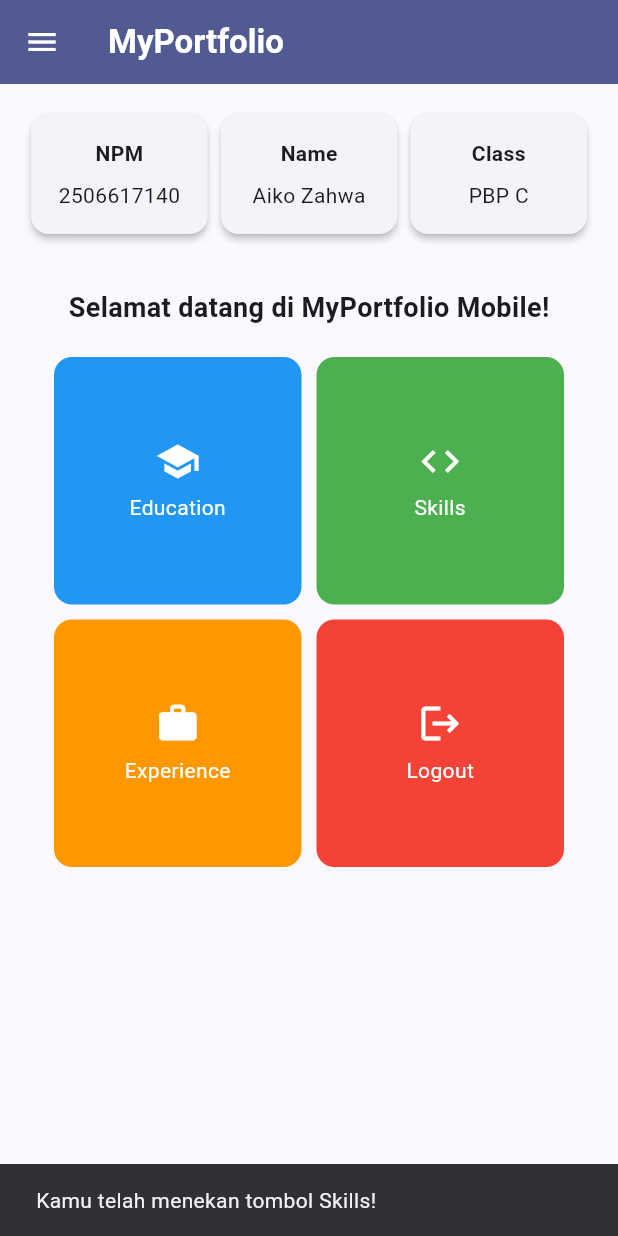
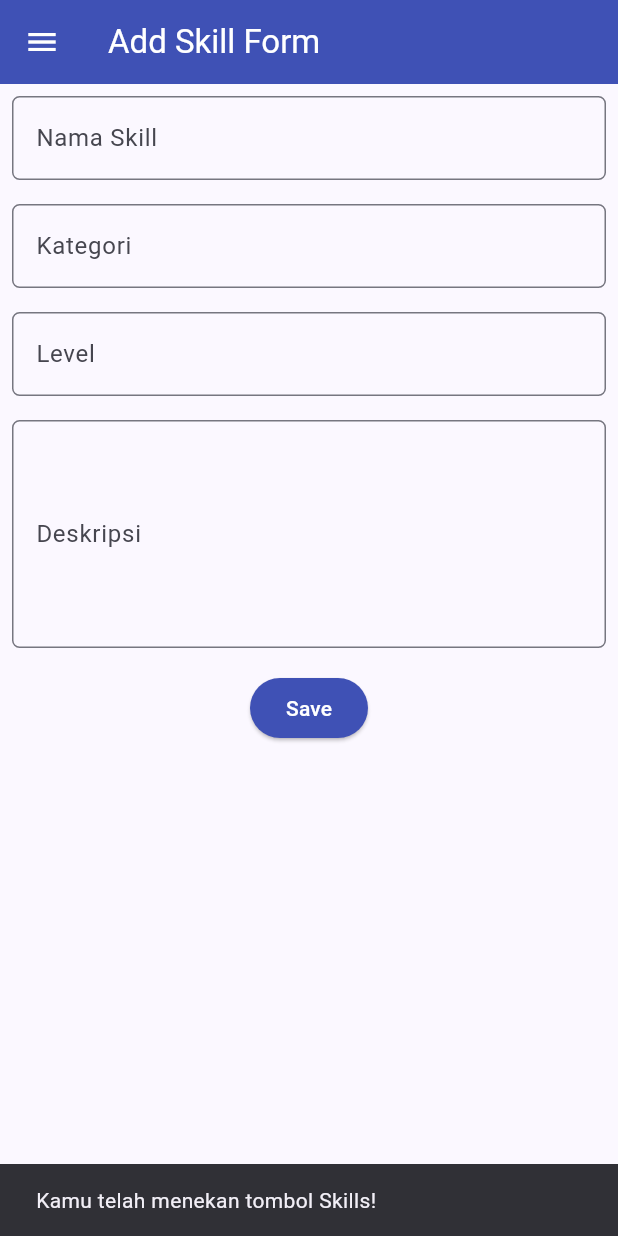
Before and after one commit to aik0o00/myportofolio_mobile, a Flutter app: the LeftDrawer widget shown alone on an empty page, opened directly, after a tap on "Home", after a tap on "Skills", on a phone screen of 412 x 824 dp. Run offline on Flutter 3.47's test engine with Material 3 defaults, Android fonts, the phone set to English and light mode, and no system bars.

Commit message:
feat: tugas 8 (+ skill form)

```diff
--- a/lib/screens/menu.dart
+++ b/lib/screens/menu.dart
@@ -1,3 +1,5 @@
+
+import 'package:myportofolio_mobile/screens/skill_form.dart';
 import 'package:myportofolio_mobile/screens/experience_form.dart';
 import 'package:myportofolio_mobile/widgets/left_drawer.dart';
 import 'package:flutter/material.dart';
@@ -54,7 +56,10 @@ class MyHomePage extends StatelessWidget {
                 padding: EdgeInsets.only(top: 16.0),
                 child: Text(
                   'Selamat datang di MyPortfolio Mobile!',
-                  style: TextStyle(fontWeight: FontWeight.bold, fontSize: 18.0),
+                  style: TextStyle(
+                    fontWeight: FontWeight.bold,
+                    fontSize: 18.0,
+                  ),
                 ),
               ),
 
@@ -136,8 +141,18 @@ class ItemCard extends StatelessWidget {
             ),
           );
 
+          // Navigasi ke halaman Skills
+          if (item.name == "Skills") {
+            Navigator.push(
+              context,
+              MaterialPageRoute(
+                builder: (context) => const SkillFormPage(),
+              ),
+            );
+          }
+
           // Navigasi ke halaman Experience
-        if (item.name == "Tambah Pengalaman") {
+          if (item.name == "Experience") {
             Navigator.push(
               context,
               MaterialPageRoute(
@@ -146,7 +161,6 @@ class ItemCard extends StatelessWidget {
             );
           }
         },
-
         child: Container(
           padding: const EdgeInsets.all(8),
           child: Center(
--- /dev/null
+++ b/lib/screens/skill_form.dart
@@ -0,0 +1,193 @@
+
+import 'package:flutter/material.dart';
+import '../widgets/left_drawer.dart';
+
+class SkillFormPage extends StatefulWidget {
+  const SkillFormPage({super.key});
+
+  @override
+  State<SkillFormPage> createState() => _SkillFormPageState();
+}
+
+class _SkillFormPageState extends State<SkillFormPage> {
+  final _formKey = GlobalKey<FormState>();
+
+  String _skillName = '';
+  String _category = '';
+  String _level = '';
+  String _description = '';
+
+  @override
+  Widget build(BuildContext context) {
+    return Scaffold(
+      appBar: AppBar(
+        title: const Text('Add Skill Form'),
+        backgroundColor: Colors.indigo,
+        foregroundColor: Colors.white,
+      ),
+      drawer: const LeftDrawer(),
+      body: Form(
+        key: _formKey,
+        child: SingleChildScrollView(
+          child: Column(
+            crossAxisAlignment: CrossAxisAlignment.start,
+            children: [
+              // === Nama Skill ===
+              Padding(
+                padding: const EdgeInsets.all(8.0),
+                child: TextFormField(
+                  decoration: InputDecoration(
+                    labelText: 'Nama Skill',
+                    hintText: 'Contoh: Problem Solving',
+                    border: OutlineInputBorder(
+                      borderRadius: BorderRadius.circular(5.0),
+                    ),
+                  ),
+                  onChanged: (value) {
+                    _skillName = value;
+                  },
+                  validator: (value) {
+                    if (value == null || value.trim().isEmpty) {
+                      return 'Nama skill tidak boleh kosong!';
+                    }
+                    return null;
+                  },
+                ),
+              ),
+
+              // === Kategori ===
+              Padding(
+                padding: const EdgeInsets.all(8.0),
+                child: TextFormField(
+                  decoration: InputDecoration(
+                    labelText: 'Kategori',
+                    hintText: 'Contoh: Soft Skill, Language, Technical Skill',
+                    border: OutlineInputBorder(
+                      borderRadius: BorderRadius.circular(5.0),
+                    ),
+                  ),
+                  onChanged: (value) {
+                    _category = value;
+                  },
+                  validator: (value) {
+                    if (value == null || value.trim().isEmpty) {
+                      return 'Kategori tidak boleh kosong!';
+                    }
+                    return null;
+                  },
+                ),
+              ),
+
+              // === Level ===
+              Padding(
+                padding: const EdgeInsets.all(8.0),
+                child: TextFormField(
+                  decoration: InputDecoration(
+                    labelText: 'Level',
+                    hintText: 'Contoh: Intermediate atau -',
+                    border: OutlineInputBorder(
+                      borderRadius: BorderRadius.circular(5.0),
+                    ),
+                  ),
+                  onChanged: (value) {
+                    _level = value;
+                  },
+                  validator: (value) {
+                    if (value == null || value.trim().isEmpty) {
+                      return 'Level tidak boleh kosong!';
+                    }
+                    return null;
+                  },
+                ),
+              ),
+
+              // === Deskripsi ===
+              Padding(
+                padding: const EdgeInsets.all(8.0),
+                child: TextFormField(
+                  maxLines: 5,
+                  decoration: InputDecoration(
+                    labelText: 'Deskripsi',
+                    hintText: 'Masukkan deskripsi skill...',
+                    border: OutlineInputBorder(
+                      borderRadius: BorderRadius.circular(5.0),
+                    ),
+                  ),
+                  onChanged: (value) {
+                    _description = value;
+                  },
+                  validator: (value) {
+                    if (value == null || value.trim().isEmpty) {
+                      return 'Deskripsi tidak boleh kosong!';
+                    }
+                    return null;
+                  },
+                ),
+              ),
+
+              // === Save Button ===
+              Align(
+                alignment: Alignment.bottomCenter,
+                child: Padding(
+                  padding: const EdgeInsets.all(8.0),
+                  child: ElevatedButton(
+                    style: ButtonStyle(
+                      backgroundColor:
+                          WidgetStateProperty.all(Colors.indigo),
+                    ),
+                    onPressed: () {
+                      if (_formKey.currentState!.validate()) {
+                        showDialog(
+                          context: context,
+                          builder: (context) {
+                            return AlertDialog(
+                              title: const Text(
+                                'Skill berhasil ditambahkan!',
+                              ),
+                              content: SingleChildScrollView(
+                                child: Column(
+                                  crossAxisAlignment:
+                                      CrossAxisAlignment.start,
+                                  children: [
+                                    Text('Nama Skill: $_skillName'),
+                                    Text('Kategori: $_category'),
+                                    Text('Level: $_level'),
+                                    Text('Deskripsi: $_description'),
+                                  ],
+                                ),
+                              ),
+                              actions: [
+                                TextButton(
+                                  child: const Text('OK'),
+                                  onPressed: () {
+                                    Navigator.pop(context);
+                                    _formKey.currentState!.reset();
+
+                                    setState(() {
+                                      _skillName = '';
+                                      _category = '';
+                                      _level = '';
+                                      _description = '';
+                                    });
+                                  },
+                                ),
+                              ],
+                            );
+                          },
+                        );
+                      }
+                    },
+                    child: const Text(
+                      'Save',
+                      style: TextStyle(color: Colors.white),
+                    ),
+                  ),
+                ),
+              ),
+            ],
+          ),
+        ),
+      ),
+    );
+  }
+}
--- a/lib/widgets/left_drawer.dart
+++ b/lib/widgets/left_drawer.dart
@@ -2,6 +2,7 @@
 import 'package:flutter/material.dart';
 import 'package:myportofolio_mobile/screens/menu.dart';
 import 'package:myportofolio_mobile/screens/experience_form.dart';
+import 'package:myportofolio_mobile/screens/skill_form.dart';
 
 class LeftDrawer extends StatelessWidget {
   const LeftDrawer({super.key});
@@ -54,13 +55,27 @@ class LeftDrawer extends StatelessWidget {
             },
           ),
 
+          // Navigasi ke Add Skill
+          ListTile(
+            leading: const Icon(Icons.code),
+            title: const Text('Add Skill'),
+            onTap: () {
+              Navigator.pop(context);
+              Navigator.push(
+                context,
+                MaterialPageRoute(
+                  builder: (context) => const SkillFormPage(),
+                ),
+              );
+            },
+          ),
+
           // Navigasi ke Add Experience
           ListTile(
             leading: const Icon(Icons.work_outline),
             title: const Text('Add Experience'),
             onTap: () {
               Navigator.pop(context);
-
               Navigator.push(
                 context,
                 MaterialPageRoute(
```
Also changed, not shown: 1 other file. Lines whose indentation alone changed are shown as unchanged.
